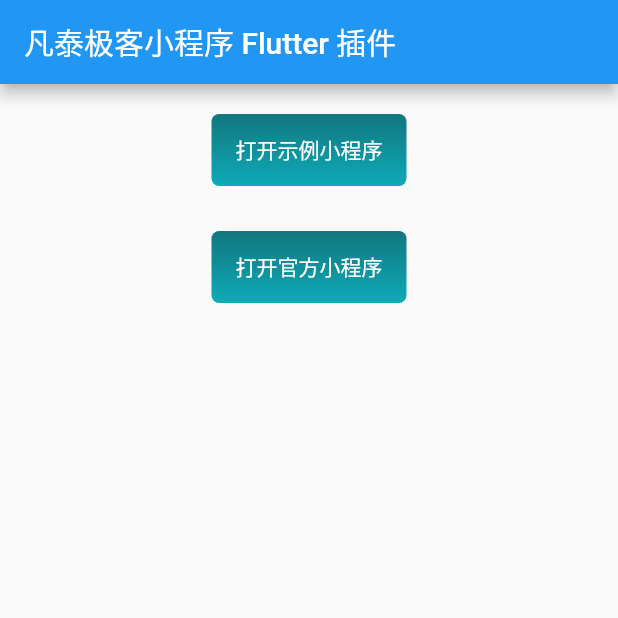
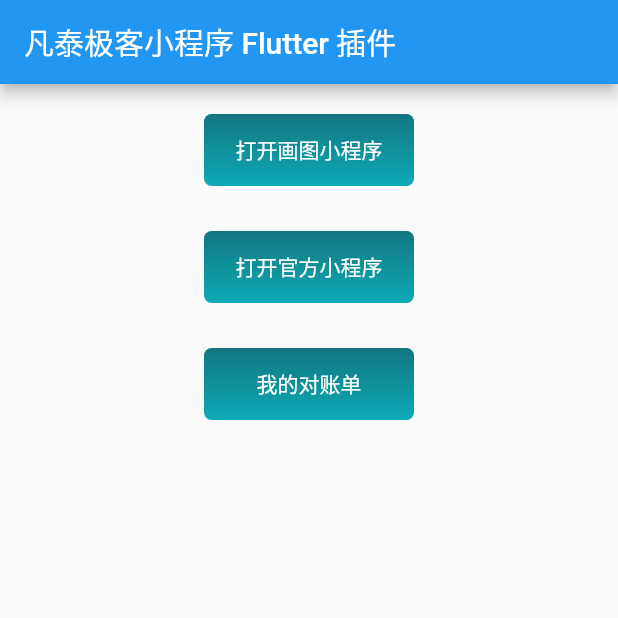
Before and after one commit to finogeeks/mop-flutter-sdk, a Flutter app: the screen it shows after launch, after a tap on "打开官方小程序", on a phone screen of 412 x 824 dp, the top half of it. Run offline on Flutter 3.47's test engine with Material 2 defaults, Android fonts, the phone set to English and light mode, and no system bars.

Commit message:
fix: appid

```diff
--- a/example/lib/main.dart
+++ b/example/lib/main.dart
@@ -20,21 +20,20 @@ class _MyAppState extends State<MyApp> {
   // Platform messages are asynchronous, so we initialize in an async method.
   Future<void> init() async {
     if (Platform.isIOS) {
-      //com.finogeeks.mopExample
       final res = await Mop.instance.initialize(
-          '22LyZEib0gLTQdU3MUauARlLry7JL/2fRpscC9kpGZQA', '1c11d7252c53e0b6',
+          '22LyZEib0gLTQdU3MUauAZ0pZVbKTWGmNN6Lx8hXhIkA', '74bde5fad53a817c',
           apiServer: 'https://mp.finogeeks.com', apiPrefix: '/api/v1/mop');
       print(res);
     } else if (Platform.isAndroid) {
-      //com.finogeeks.mopexample
       final res = await Mop.instance.initialize(
-          '22LyZEib0gLTQdU3MUauARjmmp6QmYgjGb3uHueys1oA', '98c49f97a031b555',
+          '22LyZEib0gLTQdU3MUauAZ0pZVbKTWGmNN6Lx8hXhIkA', '74bde5fad53a817c',
           apiServer: 'https://mp.finogeeks.com', apiPrefix: '/api/v1/mop');
       print(res);
     }
     if (!mounted) return;
   }
 
+  // 5e637a18cbfae4000170fa7a
   @override
   Widget build(BuildContext context) {
     return MaterialApp(
@@ -50,6 +49,7 @@ class _MyAppState extends State<MyApp> {
             child: Column(
               children: <Widget>[
                 Container(
+                  width: 140,
                   decoration: BoxDecoration(
                     borderRadius: BorderRadius.all(Radius.circular(5)),
                     gradient: LinearGradient(
@@ -61,16 +61,18 @@ class _MyAppState extends State<MyApp> {
                   ),
                   child: FlatButton(
                     onPressed: () {
-                      Mop.instance.openApplet('5e3c147a188211000141e9b1');
+                      Mop.instance.openApplet('5ea03fa563cb900001d73863',
+                          path: 'pages/index/index', query: '');
                     },
                     child: Text(
-                      '打开示例小程序',
+                      '打开画图小程序',
                       style: TextStyle(color: Colors.white),
                     ),
                   ),
                 ),
                 SizedBox(height: 30),
                 Container(
+                  width: 140,
                   decoration: BoxDecoration(
                     borderRadius: BorderRadius.all(Radius.circular(5)),
                     gradient: LinearGradient(
@@ -82,10 +84,32 @@ class _MyAppState extends State<MyApp> {
                   ),
                   child: FlatButton(
                     onPressed: () {
-                      Mop.instance.openApplet('5e4d123647edd60001055df1',sequence: 1);
+                      Mop.instance.openApplet('5ea0401463cb900001d73865');
                     },
                     child: Text(
                       '打开官方小程序',
+                      style: TextStyle(color: Colors.white),
+                    ),
+                  ),
+                ),
+                SizedBox(height: 30),
+                Container(
+                  width: 140,
+                  decoration: BoxDecoration(
+                    borderRadius: BorderRadius.all(Radius.circular(5)),
+                    gradient: LinearGradient(
+                      colors: const [Color(0xFF12767e), Color(0xFF0dabb8)],
+                      stops: const [0.0, 1.0],
+                      begin: Alignment.topCenter,
+                      end: Alignment.bottomCenter,
+                    ),
+                  ),
+                  child: FlatButton(
+                    onPressed: () {
+                      Mop.instance.openApplet('5ea0412663cb900001d73867');
+                    },
+                    child: Text(
+                      '我的对账单',
                       style: TextStyle(color: Colors.white),
                     ),
                   ),
```
